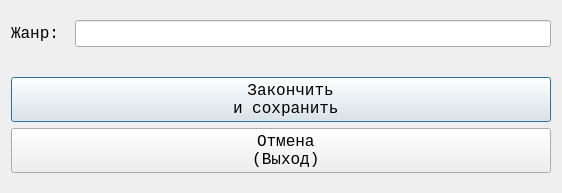
Above: gui/dlg_edit_genres_ui.ui from alkostuchkov/Songbook before the change. Below: the same form after it.
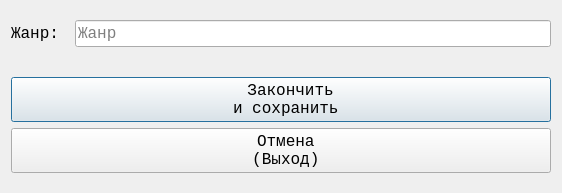
That is the form after the change.

The edit to the form file:
```diff
--- a/gui/dlg_edit_genres_ui.ui
+++ b/gui/dlg_edit_genres_ui.ui
@@ -54,6 +54,9 @@
          <property name="cursor">
           <cursorShape>PointingHandCursor</cursorShape>
          </property>
+         <property name="placeholderText">
+          <string>Жанр</string>
+         </property>
         </widget>
        </item>
       </layout>
```
